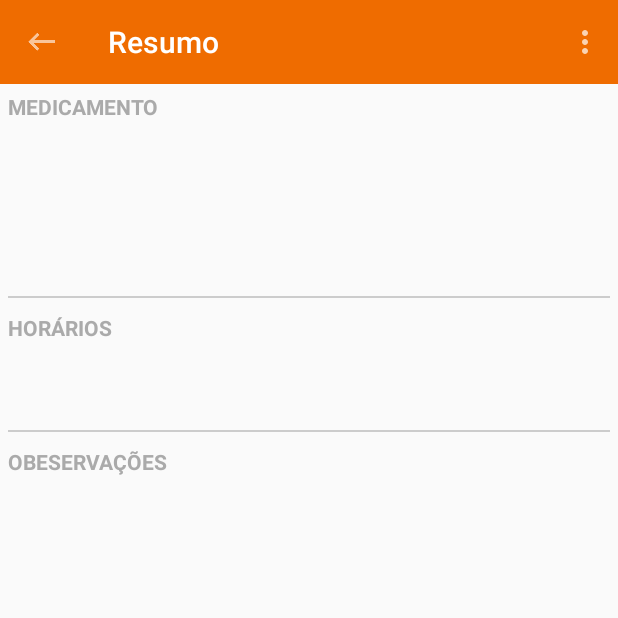
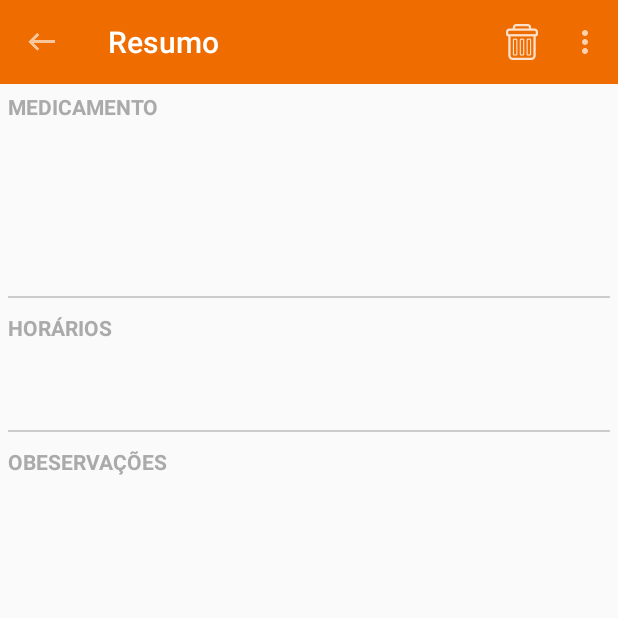
Before and after one commit to fabricaM8/seniorsApp, an Android app: the MedicationInfoActivity screen opened directly, with no data from a screen before it, on a phone screen of 412 x 824 dp, the top half of it. Run offline under Robolectric (Android 15) with nearby library versions, the phone set to English and light mode, and no system bars; 1 statement that could not run was skipped.

Commit message:
Adicao de acao de delecao e atualizacao

```diff
--- a/app/src/main/java/br/com/fabricam8/seniorsapp/MedicationFormActivity.java
+++ b/app/src/main/java/br/com/fabricam8/seniorsapp/MedicationFormActivity.java
@@ -110,7 +110,7 @@ public class MedicationFormActivity extends ActionBarActivity
     private Medication initMedication() {
         Medication oRetVal = new Medication();
 
-        oRetVal.setDosage("1,0");
+        oRetVal.setDosage("1");
         oRetVal.setDosageMeasureType(DosageMeasure.COMPRIMIDO);
         oRetVal.setPeriodicity(Periodicity.DIAx3);
         oRetVal.setDuration(7);
@@ -223,7 +223,7 @@ public class MedicationFormActivity extends ActionBarActivity
                     NotificationEventService.setupAlarm(this, alert);
                 }
 
-                Toast.makeText(this, getString(R.string.success_form_submit), Toast.LENGTH_LONG).show();
+                Toast.makeText(this, getString(R.string.success_medication_form_submit), Toast.LENGTH_LONG).show();
                 Thread.sleep(2000);
                 finish();
             }
--- a/app/src/main/res/menu/menu_medication_info.xml
+++ b/app/src/main/res/menu/menu_medication_info.xml
@@ -5,6 +5,12 @@
 
 
     <item
+        android:id="@+id/action_md_info_delete"
+        android:icon="@drawable/ic_action_delete"
+        android:title="@string/action_delete"
+        app:showAsAction="ifRoom" />
+
+    <item
         android:id="@+id/action_help_medication"
         android:orderInCategory="100"
         android:title="@string/action_help"
--- a/app/src/main/res/values/strings.xml
+++ b/app/src/main/res/values/strings.xml
@@ -10,6 +10,7 @@
     <string name="action_settings">Configurações</string>
     <string name="action_save">Salvar</string>
     <string name="action_help">Ajuda</string>
+    <string name="action_delete">Deletar</string>
     <string name="action_cancel">Cancelar</string>
     <string name="title_activity_location">Minha localização</string>
     <string name="title_activity_medication_form">Cadastrar medicação</string>
@@ -67,7 +68,9 @@
     <string name="action_example">Example action</string>
     <!-- Itens de menu lateral -->
     <string name="error_form_submit">Ocorreu um problema e a medicação não pode ser cadastrada.</string>
-    <string name="success_form_submit">Medicação salva com sucesso!</string>
+    <string name="success_medication_form_submit">Medicação salva com sucesso!</string>
+    <string name="success_medication_deletion">Medicação deletada com sucesso!</string>
+    <string name="fail_medication_deletion">Não foi possível remover medicação.</string>
 
 
 
```
Also changed, not shown: app/src/main/java/br/com/fabricam8/seniorsapp/MedicationInfoActivity.java (+36 -5 lines), app/src/main/java/br/com/fabricam8/seniorsapp/fragments/EventsMedicationFragment.java (+8 -2 lines), app/src/main/res/drawable-hdpi/ic_action_alert.png (added), app/src/main/res/drawable-hdpi/ic_action_delete.png (added), app/src/main/res/drawable-mdpi/ic_action_alert.png (added), app/src/main/res/drawable-mdpi/ic_action_delete.png (added), app/src/main/res/drawable-xhdpi/ic_action_alert.png (added), app/src/main/res/drawable-xhdpi/ic_action_delete.png (added), app/src/main/res/drawable-xxhdpi/ic_action_alert.png (added), app/src/main/res/drawable-xxhdpi/ic_action_delete.png (added).
